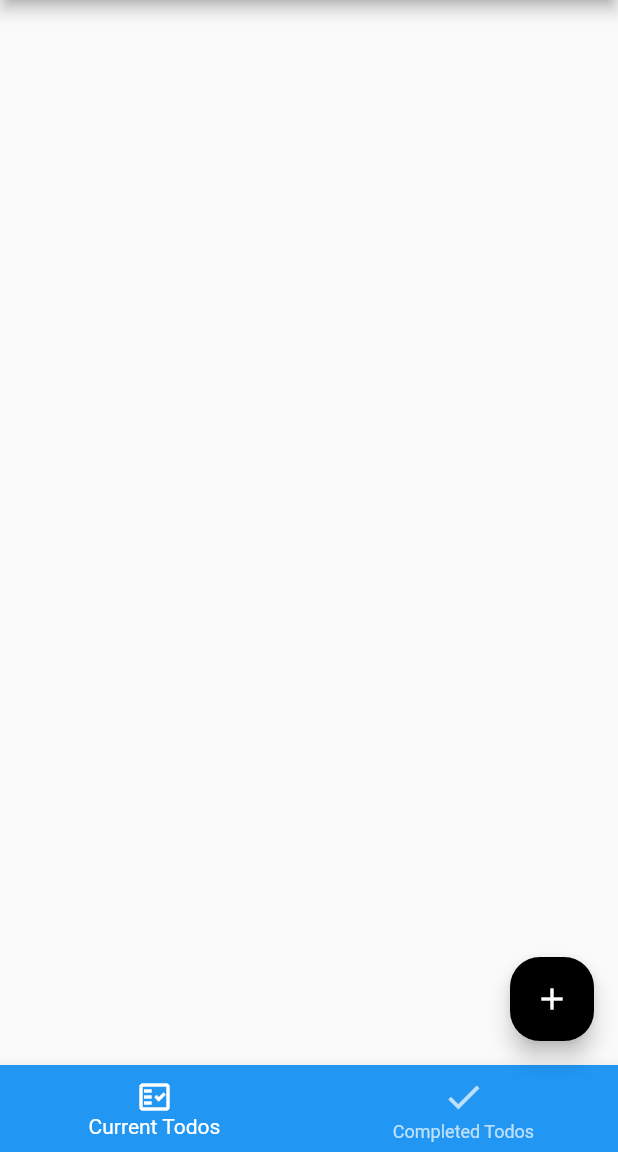
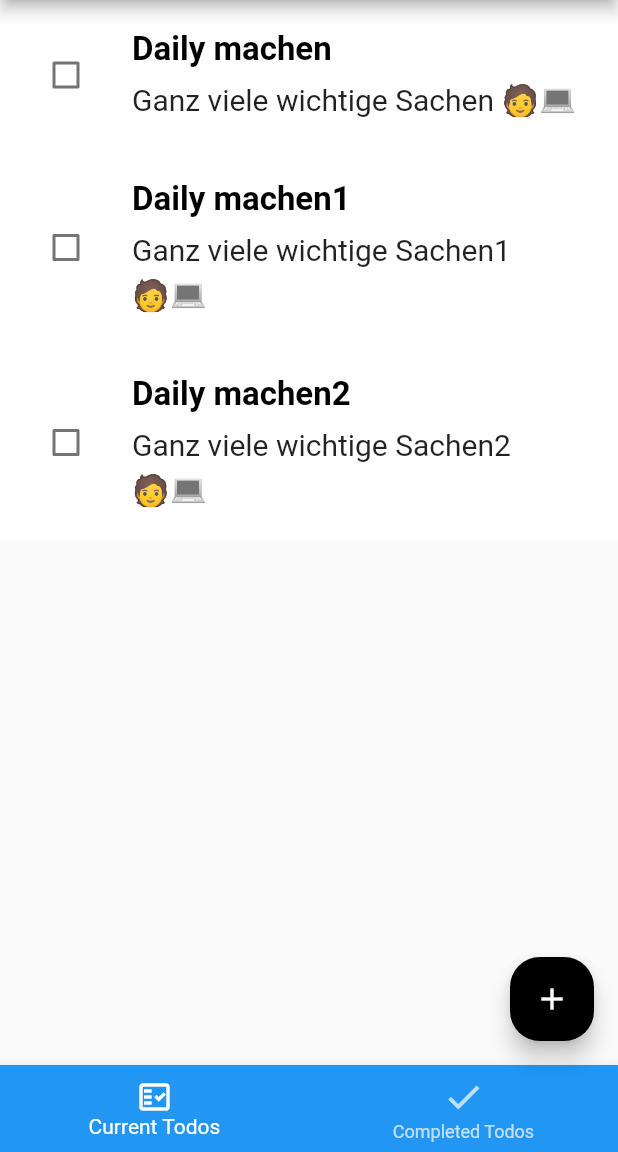
Before and after one commit to MhouneyLH/todo_app_example_project, a Flutter app: the screen it shows after launch, on a phone screen of 412 x 824 dp, the part 84-1236 px from its top. Run offline on Flutter 3.47's test engine with Material 2 defaults, Android fonts, the phone set to English and light mode, and no system bars; drawn by our look-alikes of flutter_slidable.

Commit message:
add a widget-list with some sample-widgets

```diff
--- a/lib/main.dart
+++ b/lib/main.dart
@@ -1,4 +1,7 @@
 import 'package:flutter/material.dart';
+import 'package:provider/provider.dart';
+import './provider/todos.dart';
+import 'package:todo_application/provider/todos.dart';
 import 'pages/home_page.dart';
 
 void main() {
@@ -11,12 +14,13 @@ class MyApp extends StatelessWidget {
   static const String title = 'Todo-App';
 
   @override
-  Widget build(BuildContext context) {
-    return MaterialApp(
-      theme: ThemeData(
-        primarySwatch: Colors.blue,
-      ),
-      home: const HomePage(),
-    );
-  }
+  Widget build(BuildContext context) => ChangeNotifierProvider(
+        create: (context) => TodosProvider(),
+        child: MaterialApp(
+          theme: ThemeData(
+            primarySwatch: Colors.blue,
+          ),
+          home: const HomePage(),
+        ),
+      );
 }
--- /dev/null
+++ b/lib/model/todo.dart
@@ -0,0 +1,21 @@
+import 'package:flutter/material.dart';
+
+class TodoField {
+  static const createdTime = 'created time';
+}
+
+class Todo {
+  DateTime? createdTime;
+  String? title;
+  String? id;
+  String description;
+  bool isDone;
+
+  Todo({
+    @required this.createdTime,
+    @required this.title,
+    this.description = '',
+    this.id,
+    this.isDone = false,
+  });
+}
--- a/lib/pages/home_page.dart
+++ b/lib/pages/home_page.dart
@@ -1,6 +1,7 @@
 import 'package:flutter/material.dart';
 import '../main.dart';
 import '../widgets/add_todo_dialog_widget.dart';
+import '../widgets/todo_list_widget.dart';
 
 class HomePage extends StatefulWidget {
   const HomePage({Key? key}) : super(key: key);
@@ -15,7 +16,7 @@ class _HomePageState extends State<HomePage> {
   @override
   Widget build(BuildContext context) {
     final tabs = [
-      Container(),
+      const TodoListWidget(),
       Container(),
     ];
 
--- /dev/null
+++ b/lib/provider/todos.dart
@@ -0,0 +1,25 @@
+import 'package:flutter/material.dart';
+import '../model/todo.dart';
+
+class TodosProvider extends ChangeNotifier {
+  final List<Todo> _todos = [
+    Todo(
+      createdTime: DateTime.now(),
+      title: 'Daily machen',
+      description: 'Ganz viele wichtige Sachen 🧑‍💻',
+    ),
+    Todo(
+      createdTime: DateTime.now(),
+      title: 'Daily machen1',
+      description: 'Ganz viele wichtige Sachen1 🧑‍💻',
+    ),
+    Todo(
+      createdTime: DateTime.now(),
+      title: 'Daily machen2',
+      description: 'Ganz viele wichtige Sachen2 🧑‍💻',
+    ),
+  ];
+
+  // making it public + filtering for only those todo's, that aren't done at the moment
+  List<Todo> get todos => _todos.where((todo) => !todo.isDone).toList();
+}
--- /dev/null
+++ b/lib/widgets/todo_list_widget.dart
@@ -0,0 +1,23 @@
+import 'package:flutter/material.dart';
+import 'package:todo_application/provider/todos.dart';
+import 'package:provider/provider.dart';
+import './todo_widget.dart';
+
+class TodoListWidget extends StatelessWidget {
+  const TodoListWidget({Key? key}) : super(key: key);
+
+  @override
+  Widget build(BuildContext context) {
+    final provider = Provider.of<TodosProvider>(context);
+    final todos = provider.todos; // executes getter
+
+    return ListView.builder(
+      itemCount: todos.length,
+      itemBuilder: (context, index) {
+        final todo = todos[index];
+
+        return TodoWidget(todo: todo);
+      },
+    );
+  }
+}
--- /dev/null
+++ b/lib/widgets/todo_widget.dart
@@ -0,0 +1,81 @@
+import 'package:flutter/material.dart';
+import '../model/todo.dart';
+import 'package:flutter_slidable/flutter_slidable.dart';
+
+class TodoWidget extends StatelessWidget {
+  final Todo? todo;
+
+  const TodoWidget({@required this.todo, Key? key}) : super(key: key);
+
+  @override
+  Widget build(BuildContext context) => Slidable(
+        key: Key(todo?.id ?? '1'),
+        startActionPane: ActionPane(
+          motion: const DrawerMotion(),
+          children: [
+            SlidableAction(
+              backgroundColor: Colors.green,
+              label: 'Edit',
+              icon: Icons.edit,
+              onPressed: (context) {},
+            ),
+          ],
+        ),
+        endActionPane: ActionPane(
+          motion: const DrawerMotion(),
+          children: [
+            SlidableAction(
+              backgroundColor: Colors.red,
+              label: 'Delete',
+              icon: Icons.delete,
+              onPressed: (context) {},
+            ),
+          ],
+        ),
+        child: buildTodo(context),
+      );
+
+  Widget buildTodo(BuildContext context) => Container(
+        color: Colors.white,
+        padding: const EdgeInsets.all(20),
+        child: Row(
+          children: [
+            Checkbox(
+              activeColor: Theme.of(context).primaryColor,
+              checkColor: Colors.white,
+              value: todo?.isDone,
+              onChanged: (_) {},
+            ),
+            const SizedBox(
+              width: 20,
+            ),
+            Expanded(
+              child: Column(
+                crossAxisAlignment: CrossAxisAlignment.start,
+                children: [
+                  Text(
+                    todo?.title ?? "",
+                    style: const TextStyle(
+                      fontWeight: FontWeight.bold,
+                      color: Colors.black,
+                      fontSize: 22,
+                    ),
+                  ),
+                  if (todo?.description.isNotEmpty ?? false)
+                    Container(
+                      margin: const EdgeInsets.only(top: 4),
+                      child: Text(
+                        todo?.description ?? "",
+                        style: const TextStyle(
+                          fontSize: 20,
+                          height: 1.5,
+                        ),
+                      ),
+                    ),
+                ],
+              ),
+            ),
+          ],
+        ),
+      );
+}
--- a/pubspec.yaml
+++ b/pubspec.yaml
@@ -31,8 +31,10 @@ dependencies:
     sdk: flutter
 
   # state management
-  provider: ^4.3.2+2
+  provider: ^6.0.3
 
+  # slidable
+  flutter_slidable: ^1.3.0
 
   # The following adds the Cupertino Icons font to your application.
   # Use with the CupertinoIcons class for iOS style icons.
```
Also changed, not shown: pubspec.lock.
